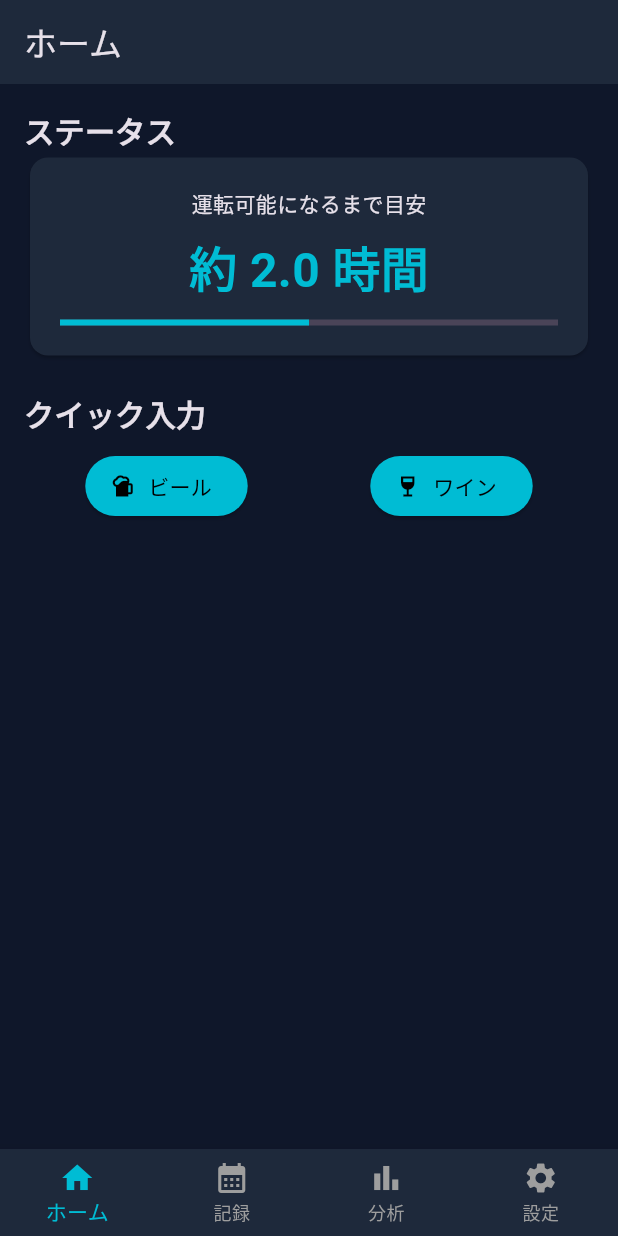
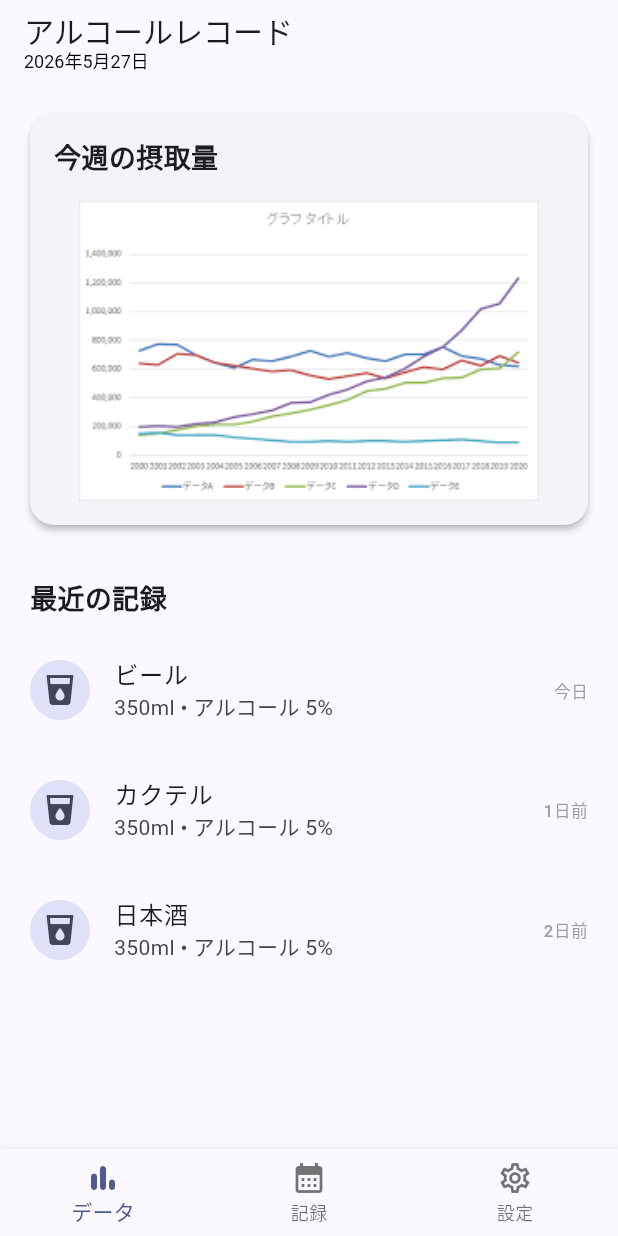
Before and after one commit to Hoshi0529/mobile-training, a Flutter app: the screen it shows after launch, on a phone screen of 412 x 824 dp. Run offline on Flutter 3.47's test engine with Material 3 defaults, Android fonts, the light colour scheme and no system bars; Roboto replaces fonts that are missing (NotoSansJP).

Commit message:
ナビゲーションバー作成→遷移可能に、アセットからクーポン削除

```diff
--- a/lib/main.dart
+++ b/lib/main.dart
@@ -1,10 +1,13 @@
 import 'package:flutter/material.dart';
+
+// inside build method:
+final DateTime now = DateTime.now();
+final String formattedDate = "${now.year}年${now.month}月${now.day}日";
 
 void main() {
   runApp(const AlcoholRecordApp());
 }
 
-// アプリの根幹となるウィジェット
 class AlcoholRecordApp extends StatelessWidget {
   const AlcoholRecordApp({super.key});
 
@@ -12,37 +15,32 @@ class AlcoholRecordApp extends StatelessWidget {
   Widget build(BuildContext context) {
     return MaterialApp(
       title: 'アルコールレコード',
-      // 夜間や飲酒時でも目に優しいダークテーマを基調とします
-      theme: ThemeData.dark().copyWith(
-        primaryColor: Colors.cyan,
-        scaffoldBackgroundColor: const Color(0xFF0F172A),
-        appBarTheme: const AppBarTheme(
-          backgroundColor: Color(0xFF1E293B),
-          elevation: 0,
+      theme: ThemeData(
+        colorScheme: ColorScheme.fromSeed(seedColor: Colors.indigo),
+        useMaterial3: true,
+        fontFamily: 'NotoSansJP', // フォント
       ),
-      ),
-      home: const MainNavigationScreen(),
+      home: const MainScreen(),
+      debugShowCheckedModeBanner: false,
     );
   }
 }
 
-// ボトムナビゲーションバーを管理する画面
-class MainNavigationScreen extends StatefulWidget {
-  const MainNavigationScreen({super.key});
+class MainScreen extends StatefulWidget {
+  const MainScreen({super.key});
 
   @override
-  State<MainNavigationScreen> createState() => _MainNavigationScreenState();
+  State<MainScreen> createState() => _MainScreenState();
 }
 
-class _MainNavigationScreenState extends State<MainNavigationScreen> {
+class _MainScreenState extends State<MainScreen> {
   int _selectedIndex = 0;
 
-  // 仕様書に基づく4つのメイン画面のリスト
-  final List<Widget> _pages = [
-    const HomeScreen(),
-    const RecordScreen(),
-    const GraphScreen(),
-    const SettingsScreen(),
+  // タブ切り替えで表示する画面のリスト
+  static const List<Widget> _widgetOptions = <Widget>[
+    HomeScreen(),
+    RecordScreen(),
+    SettingScreen(),
   ];
 
   void _onItemTapped(int index) {
@@ -54,182 +52,243 @@ class _MainNavigationScreenState extends State<MainNavigationScreen> {
   @override
   Widget build(BuildContext context) {
     return Scaffold(
-      body: _pages[_selectedIndex],
+      appBar: AppBar(
+        title: Column(
+          crossAxisAlignment: CrossAxisAlignment.start,
+          children: [
+            Text('アルコールレコード', style: TextStyle(fontSize: 20)),
+            Text(
+              formattedDate,
+              style: TextStyle(fontSize: 12, color: Colors.black),
+            ),
+          ],
+        ),
+      ),
+      body: _widgetOptions.elementAt(_selectedIndex),
       bottomNavigationBar: BottomNavigationBar(
-        type: BottomNavigationBarType.fixed,
-        backgroundColor: const Color(0xFF1E293B),
-        currentIndex: _selectedIndex,
-        selectedItemColor: Colors.cyan,
-        unselectedItemColor: Colors.grey,
-        onTap: _onItemTapped,
-        items: const [
-          BottomNavigationBarItem(icon: Icon(Icons.home), label: 'ホーム'),
+        items: const <BottomNavigationBarItem>[
+          BottomNavigationBarItem(
+            icon: Icon(Icons.bar_chart_rounded),
+            label: 'データ',
+          ),
           BottomNavigationBarItem(
             icon: Icon(Icons.calendar_month),
             label: '記録',
           ),
-          BottomNavigationBarItem(icon: Icon(Icons.bar_chart), label: '分析'),
-          BottomNavigationBarItem(icon: Icon(Icons.settings), label: '設定'),
+          BottomNavigationBarItem(
+            icon: Icon(Icons.settings_outlined),
+            label: '設定',
+          ),
+        ],
+        currentIndex: _selectedIndex,
+        selectedItemColor: Theme.of(context).colorScheme.primary,
+        onTap: _onItemTapped,
+      ),
+    );
+  }
+}
+
+/// ホーム画面（グラフと履歴を表示）
+class HomeScreen extends StatelessWidget {
+  const HomeScreen({super.key});
+
+  @override
+  Widget build(BuildContext context) {
+    return SingleChildScrollView(
+      child: Column(
+        crossAxisAlignment: CrossAxisAlignment.stretch,
+        children: [
+          const SizedBox(height: 16),
+          // グラフ表示エリア
+          Padding(
+            padding: const EdgeInsets.symmetric(horizontal: 16.0),
+            child: Card(
+              elevation: 2,
+              shape: RoundedRectangleBorder(
+                borderRadius: BorderRadius.circular(16),
+              ),
+              child: Padding(
+                padding: const EdgeInsets.all(16.0),
+                child: Column(
+                  crossAxisAlignment: CrossAxisAlignment.start,
+                  children: [
+                    const Text(
+                      '今週の摂取量',
+                      style: TextStyle(
+                        fontSize: 18,
+                        fontWeight: FontWeight.bold,
+                      ),
+                    ),
+                    const SizedBox(height: 16),
+                    ClipRRect(
+                      borderRadius: BorderRadius.circular(8),
+                      child: Image.asset(
+                        'assets/images/graph.png',
+                        height: 200,
+                        width: double.infinity,
+                        fit: BoxFit.contain,
+                        // 画像が見つからない場合のエラーハンドリング
+                        errorBuilder: (context, error, stackTrace) => Container(
+                          height: 200,
+                          color: Colors.grey[200],
+                          child: const Center(
+                            child: Icon(
+                              Icons.show_chart,
+                              size: 64,
+                              color: Colors.grey,
+                            ),
+                          ),
+                        ),
+                      ),
+                    ),
+                  ],
+                ),
+              ),
+            ),
+          ),
+          const SizedBox(height: 24),
+          // 履歴リストエリア
+          const Padding(
+            padding: EdgeInsets.symmetric(horizontal: 20.0, vertical: 8.0),
+            child: Text(
+              '最近の記録',
+              style: TextStyle(fontSize: 18, fontWeight: FontWeight.bold),
+            ),
+          ),
+          ListView.builder(
+            shrinkWrap: true,
+            physics: const NeverScrollableScrollPhysics(),
+            itemCount: 3,
+            itemBuilder: (context, index) {
+              return ListTile(
+                contentPadding: const EdgeInsets.symmetric(
+                  horizontal: 20,
+                  vertical: 4,
+                ),
+                leading: CircleAvatar(
+                  backgroundColor: Theme.of(
+                    context,
+                  ).colorScheme.secondaryContainer,
+                  child: Icon(
+                    Icons.local_drink,
+                    color: Theme.of(context).colorScheme.onSecondaryContainer,
+                  ),
+                ),
+                title: Text(
+                  index == 0 ? 'ビール' : (index == 1 ? 'カクテル' : '日本酒'),
+                  style: const TextStyle(fontWeight: FontWeight.w500),
+                ),
+                subtitle: Text('350ml • アルコール 5%'),
+                trailing: Text(
+                  index == 0 ? '今日' : '${index}日前',
+                  style: const TextStyle(color: Colors.grey),
+                ),
+              );
+            },
+          ),
         ],
       ),
     );
   }
 }
 
-/* ==================================================================
-   ここから下は各画面のモック（仮組み）です。
-   開発が進んできたら、HomeScreen.dart のように別ファイルに分割していくと
-   コードが整理され、設計の勉強にもなります。
-   ================================================================== */
+/// 記録画面（お酒のカテゴリから選ぶ画面）
+class RecordScreen extends StatelessWidget {
+  const RecordScreen({super.key});
 
-// 1. ホーム画面（ダッシュボード）
-class HomeScreen extends StatelessWidget {
-  const HomeScreen({super.key});
+  final List<Map<String, String>> categories = const [
+    {'title': 'ソフト', 'image': 'assets/images/soft.jpg'},
+    {'title': 'ミディアム', 'image': 'assets/images/medium.jpg'},
+    {'title': 'ストロング', 'image': 'assets/images/strong.jpg'},
+    {'title': 'カクテル', 'image': 'assets/images/cocktail.jpg'},
+    {'title': 'その他', 'image': 'assets/images/c_img.jpg'},
+  ];
 
   @override
   Widget build(BuildContext context) {
-    // 厚生労働省サイトの計算式に基づくモックデータ [cite: 41, 42]
-    // ※ T: 必要な時間 (h), Ag: 純アルコール量 (g) [cite: 43]
-    double currentAlcoholG = 20.0;
-    double timeToSober = currentAlcoholG / 10.0; // 1時間あたり10g分解 [cite: 44]
-
-    return Scaffold(
-      appBar: AppBar(title: const Text('ホーム')),
-      body: Padding(
+    return Padding(
       padding: const EdgeInsets.all(16.0),
+      child: Column(
+        crossAxisAlignment: CrossAxisAlignment.start,
+        children: [
+          const Text(
+            '何を飲みましたか？',
+            style: TextStyle(fontSize: 22, fontWeight: FontWeight.bold),
+          ),
+          const SizedBox(height: 16),
+          Expanded(
+            child: GridView.builder(
+              gridDelegate: const SliverGridDelegateWithFixedCrossAxisCount(
+                crossAxisCount: 2, // 2列で表示
+                crossAxisSpacing: 16,
+                mainAxisSpacing: 16,
+                childAspectRatio: 0.85, // カードの縦横比
+              ),
+              itemCount: categories.length,
+              itemBuilder: (context, index) {
+                final category = categories[index];
+                return Card(
+                  clipBehavior: Clip.antiAlias,
+                  shape: RoundedRectangleBorder(
+                    borderRadius: BorderRadius.circular(16),
+                  ),
+                  elevation: 2,
+                  child: InkWell(
+                    onTap: () {
+                      // 記録アクションのモック
+                      ScaffoldMessenger.of(context).showSnackBar(
+                        SnackBar(
+                          content: Text('${category['title']} を記録しました！'),
+                          behavior: SnackBarBehavior.floating,
+                        ),
+                      );
+                    },
                     child: Column(
                       crossAxisAlignment: CrossAxisAlignment.stretch,
                       children: [
-            const Text(
-              'ステータス',
-              style: TextStyle(fontSize: 20, fontWeight: FontWeight.bold),
-            ), // [cite: 53]
-            Card(
-              color: const Color(0xFF1E293B),
-              child: Padding(
-                padding: const EdgeInsets.all(20.0),
-                child: Column(
-                  children: [
-                    const Text('運転可能になるまで目安'),
-                    const SizedBox(height: 10),
-                    Text(
-                      '約 ${timeToSober.toStringAsFixed(1)} 時間',
-                      style: const TextStyle(
-                        fontSize: 32,
-                        color: Colors.cyan,
-                        fontWeight: FontWeight.bold,
-                      ),
-                    ),
-                    const SizedBox(height: 10),
-                    const LinearProgressIndicator(
-                      value: 0.5,
-                      color: Colors.cyan,
-                    ),
-                  ],
+                        Expanded(
+                          flex: 3,
+                          child: Image.asset(
+                            category['image']!,
+                            fit: BoxFit.cover,
+                            errorBuilder: (context, error, stackTrace) =>
+                                Container(
+                                  color: Colors.grey[200],
+                                  child: const Icon(
+                                    Icons.image_not_supported,
+                                    color: Colors.grey,
                                   ),
                                 ),
                           ),
-            const SizedBox(height: 20),
-            const Text(
-              'クイック入力',
-              style: TextStyle(fontSize: 20, fontWeight: FontWeight.bold),
-            ), // [cite: 52]
-            const SizedBox(height: 10),
-            Row(
-              mainAxisAlignment: MainAxisAlignment.spaceAround,
-              children: [
-                ElevatedButton.icon(
-                  onPressed: () {},
-                  icon: const Icon(Icons.sports_bar),
-                  label: const Text('ビール'),
-                  style: ElevatedButton.styleFrom(
-                    backgroundColor: Colors.cyan,
-                    foregroundColor: Colors.black,
+                        ),
+                        Expanded(
+                          flex: 1,
+                          child: Center(
+                            child: Text(
+                              category['title']!,
+                              style: const TextStyle(
+                                fontWeight: FontWeight.bold,
+                                fontSize: 16,
                               ),
                             ),
-                ElevatedButton.icon(
-                  onPressed: () {},
-                  icon: const Icon(Icons.wine_bar),
-                  label: const Text('ワイン'),
-                  style: ElevatedButton.styleFrom(
-                    backgroundColor: Colors.cyan,
-                    foregroundColor: Colors.black,
                           ),
-                ),
-              ],
                         ),
                       ],
                     ),
                   ),
                 );
-  }
-}
-
-// 2. 記録画面（カレンダー）
-class RecordScreen extends StatelessWidget {
-  const RecordScreen({super.key});
-
-  @override
-  Widget build(BuildContext context) {
-    return Scaffold(
-      appBar: AppBar(title: const Text('記録・カレンダー')),
-      body: const Center(
-        child: Text('ここに table_calendar パッケージを導入します'), // [cite: 88]
+              },
             ),
-      floatingActionButton: FloatingActionButton(
-        onPressed: () {},
-        backgroundColor: Colors.cyan,
-        child: const Icon(
-          Icons.add,
-          color: Colors.black,
-        ), // 通常入力用ボタン [cite: 57]
-      ),
-    );
-  }
-}
-
-// 3. 分析画面（グラフ）
-class GraphScreen extends StatelessWidget {
-  const GraphScreen({super.key});
-
-  @override
-  Widget build(BuildContext context) {
-    return Scaffold(
-      appBar: AppBar(title: const Text('分析')),
-      body: const Center(
-        child: Text('ここに fl_chart パッケージで週次グラフを描画します'), // [cite: 38, 87]
-      ),
-    );
-  }
-}
-
-// 4. 設定画面
-class SettingsScreen extends StatelessWidget {
-  const SettingsScreen({super.key});
-
-  @override
-  Widget build(BuildContext context) {
-    return Scaffold(
-      appBar: AppBar(title: const Text('設定')),
-      body: ListView(
-        children: const [
-          ListTile(
-            leading: Icon(Icons.person),
-            title: Text('個人データ（体重・体質係数）'), // [cite: 46]
-            trailing: Icon(Icons.chevron_right),
-          ),
-          ListTile(
-            leading: Icon(Icons.notifications),
-            title: Text('休肝日リマインド設定'), // [cite: 62]
-            trailing: Icon(Icons.chevron_right),
-          ),
-          ListTile(
-            leading: Icon(Icons.warning),
-            title: Text('1日の許容量設定'), // [cite: 74]
-            trailing: Icon(Icons.chevron_right),
           ),
         ],
       ),
     );
   }
 }
+class SettingScreen extends StatelessWidget {
+  const SettingScreen({super.key});
+  @override
+  Widget build(BuildContext context) {
+    return SingleChildScrollView();
+  }
+}
```
Also changed, not shown: assets/images/c_img.jpg (deleted). Lines whose indentation alone changed are shown as unchanged.
